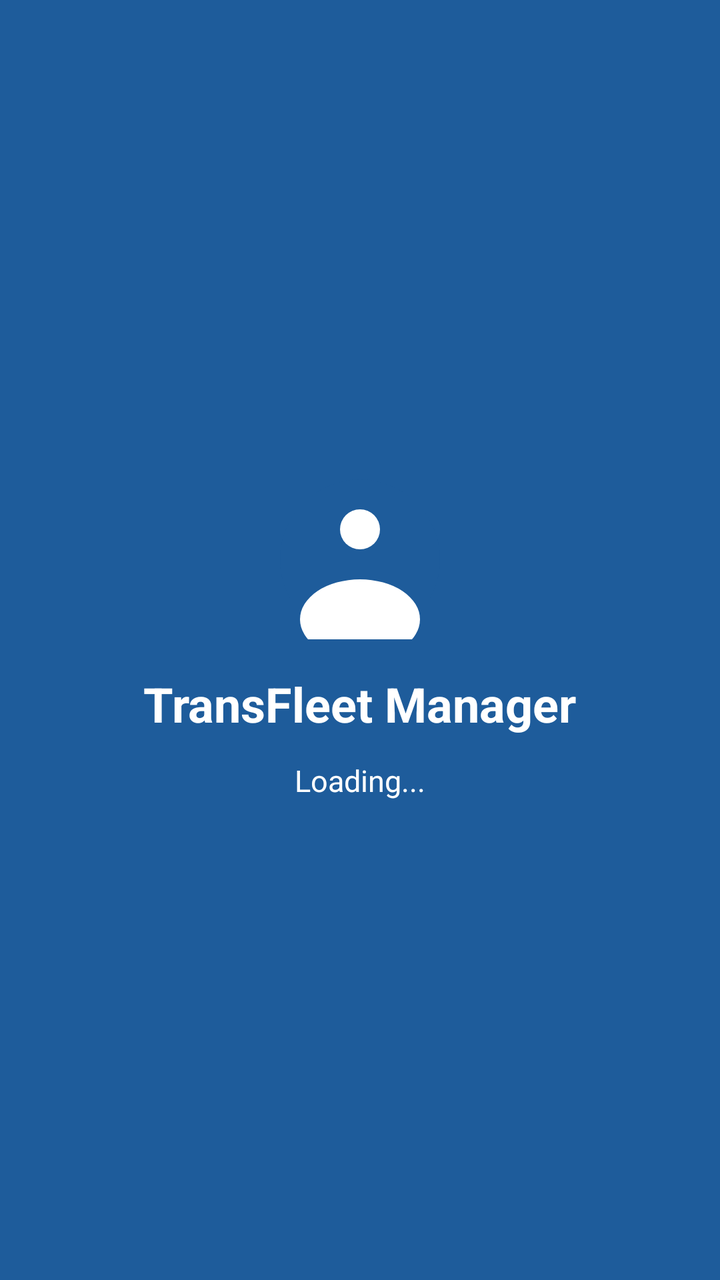
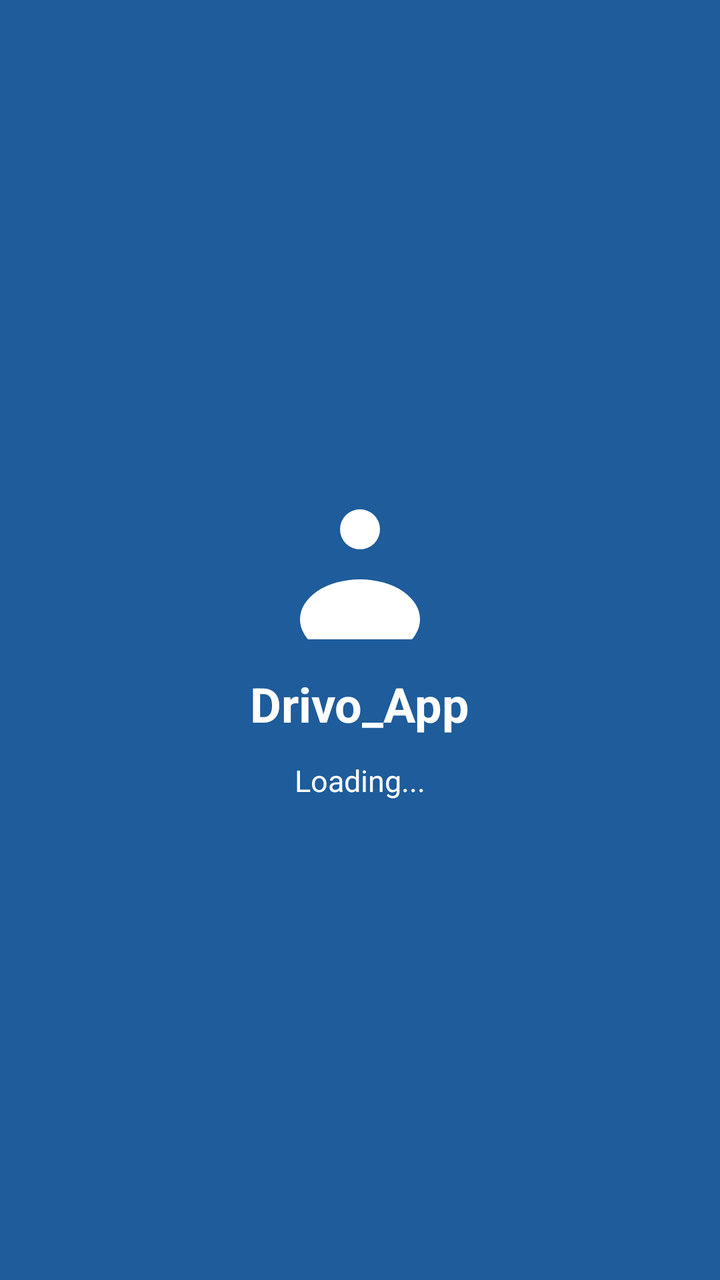

The first picture is an Android layout as it rendered before a commit; the second is the same layout after the commit. The layout source and the unified diff follow.
<!-- AndroidManifest.xml: activity theme Theme.Drivo -->
<!-- res/layout/activity_splash.xml -->
<?xml version="1.0" encoding="utf-8"?>
<LinearLayout xmlns:android="http://schemas.android.com/apk/res/android"
    android:layout_width="match_parent"
    android:layout_height="match_parent"
    android:orientation="vertical"
    android:gravity="center"
    android:background="@color/colorPrimary">

    
    <ImageView
        android:layout_width="80dp"
        android:layout_height="80dp"
        android:layout_marginBottom="@dimen/margin_screen"
        android:src="@drawable/ic_avatar"
        android:contentDescription="@string/app_name" />

    
    <TextView
        android:layout_width="wrap_content"
        android:layout_height="wrap_content"
        android:text="@string/splash_company"
        android:textSize="@dimen/text_size_h1"
        android:textColor="@color/white"
        android:textStyle="bold"
        android:layout_marginBottom="@dimen/margin_card" />

    
    <TextView
        android:layout_width="wrap_content"
        android:layout_height="wrap_content"
        android:text="@string/splash_loading"
        android:textSize="@dimen/text_size_body1"
        android:textColor="@color/white" />
</LinearLayout>
<!-- resources referenced by this layout -->
<resources>
  <color name="colorPrimary">#1E5C9B</color>
  <color name="white">#FFFFFF</color>
  <dimen name="margin_card">12dp</dimen>
  <dimen name="margin_screen">16dp</dimen>
  <dimen name="text_size_body1">15sp</dimen>
  <dimen name="text_size_h1">24sp</dimen>
  <!-- drawable ic_avatar (drawable) -->
  <?xml version="1.0" encoding="utf-8"?>
  <layer-list xmlns:android="http://schemas.android.com/apk/res/android">
      <item>
          <shape android:shape="oval">
              <solid android:color="@color/colorPrimary"/>
          </shape>
      </item>
      <item android:top="15dp" android:bottom="45dp" android:left="30dp" android:right="30dp">
          <shape android:shape="oval">
              <solid android:color="@color/white"/>
          </shape>
      </item>
      <item android:top="50dp" android:left="10dp" android:right="10dp" android:bottom="-10dp">
          <shape android:shape="oval">
              <solid android:color="@color/white"/>
          </shape>
      </item>
  </layer-list>
  <string name="app_name">Drivo</string>
  <string name="splash_company">TransFleet Manager</string>
  <string name="splash_loading">Loading...</string>
  <style name="Theme.Drivo" parent="Theme.MaterialComponents.DayNight.NoActionBar">
          <item name="colorPrimary">@color/colorPrimary</item>
          <item name="colorPrimaryVariant">@color/colorPrimaryDark</item>
          <item name="colorOnPrimary">@color/white</item>
          <item name="colorSecondary">@color/colorAccent</item>
          <item name="android:windowBackground">@color/colorBackground</item>
      </style>
  <color name="colorPrimaryDark">#1E3A5F</color>
  <color name="colorAccent">#FF8C00</color>
  <color name="colorBackground">#F5F7FA</color>
</resources>

<!-- the commit's change to res/layout/activity_splash.xml (unified diff, before → after) -->
@@ -18,7 +18,7 @@
     <TextView
         android:layout_width="wrap_content"
         android:layout_height="wrap_content"
-        android:text="@string/splash_company"
+        android:text="Drivo_App"
         android:textSize="@dimen/text_size_h1"
         android:textColor="@color/white"
         android:textStyle="bold"
<!-- resource entries referenced after the edit -->
@@ -26,7 +26,6 @@
       </item>
   </layer-list>
   <string name="app_name">Drivo</string>
-  <string name="splash_company">TransFleet Manager</string>
   <string name="splash_loading">Loading...</string>
   <style name="Theme.Drivo" parent="Theme.MaterialComponents.DayNight.NoActionBar">
           <item name="colorPrimary">@color/colorPrimary</item>
